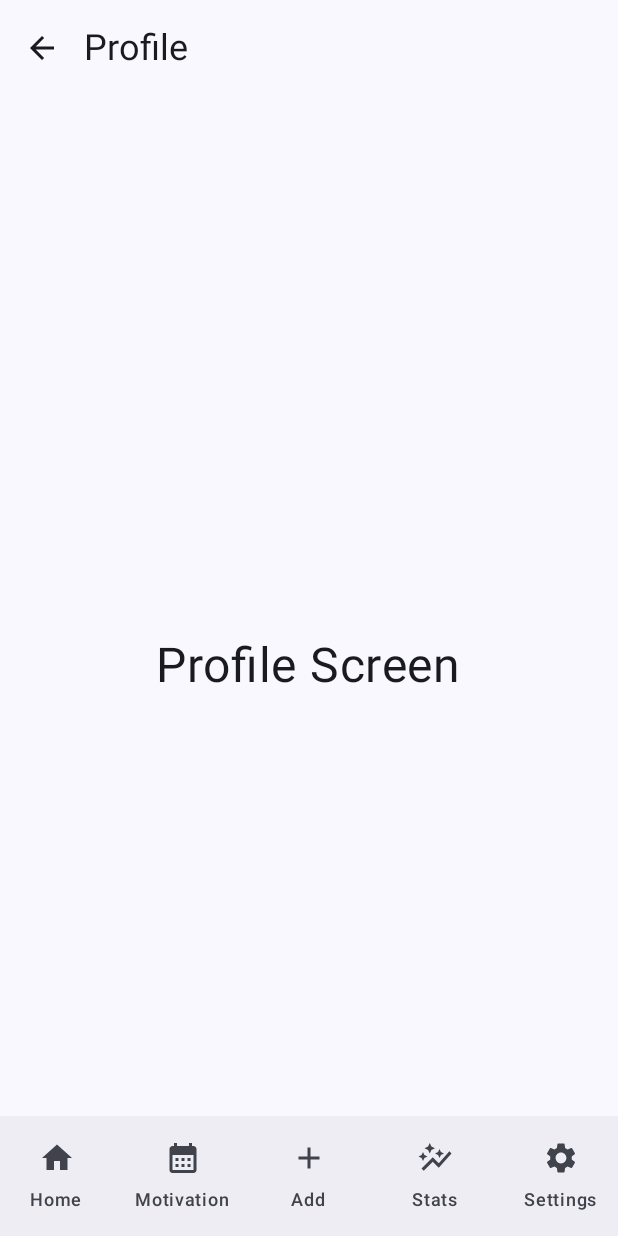
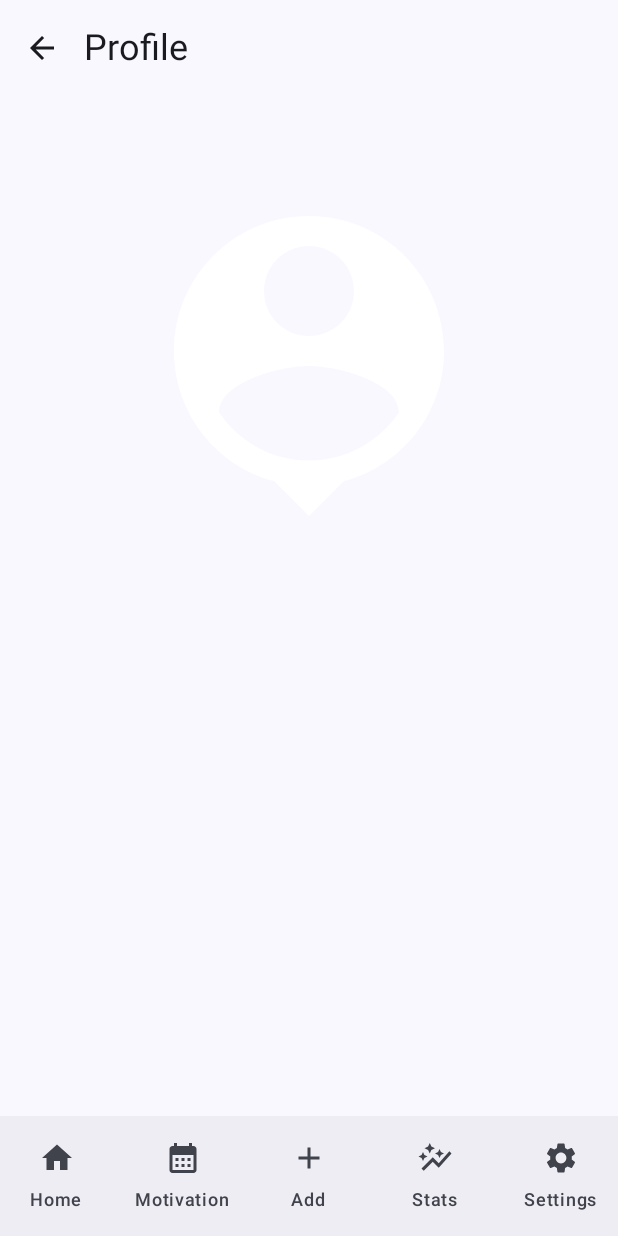
Before and after one commit to gem812/ADDappt, an Android app built with Jetpack Compose: the profile screen opened through its navigation route, on a phone screen of 412 x 824 dp. Run offline under Robolectric (Android 15) with nearby library versions, the phone set to English and light mode, and no system bars.

Commit message:
general outline of profile screen

```diff
--- a/app/src/main/java/com/example/addappt/screens/ProfileScreen.kt
+++ b/app/src/main/java/com/example/addappt/screens/ProfileScreen.kt
@@ -3,19 +3,25 @@ package com.example.addappt.screens
 import android.annotation.SuppressLint
 import androidx.compose.foundation.clickable
 import androidx.compose.foundation.layout.Arrangement
+import androidx.compose.foundation.layout.Box
 import androidx.compose.foundation.layout.Column
 import androidx.compose.foundation.layout.Row
 import androidx.compose.foundation.layout.Spacer
 import androidx.compose.foundation.layout.fillMaxSize
 import androidx.compose.foundation.layout.padding
+import androidx.compose.foundation.layout.size
+import androidx.compose.foundation.layout.width
 import androidx.compose.material3.ExperimentalMaterial3Api
 import androidx.compose.material3.Icon
+import androidx.compose.material3.MaterialTheme
 import androidx.compose.material3.Scaffold
+import androidx.compose.material3.Surface
 import androidx.compose.material3.Text
 import androidx.compose.material3.TopAppBar
 import androidx.compose.runtime.Composable
 import androidx.compose.ui.Alignment
 import androidx.compose.ui.Modifier
+import androidx.compose.ui.graphics.Color
 import androidx.compose.ui.res.painterResource
 import androidx.compose.ui.unit.dp
 import androidx.compose.ui.unit.sp
@@ -30,14 +36,14 @@ class ProfileScreen {
     @SuppressLint("UnusedMaterial3ScaffoldPaddingParameter")
     @OptIn(ExperimentalMaterial3Api::class)
     @Composable
-    fun Create(navController : NavController) {
-        Scaffold (
+    fun Create(navController: NavController) {
+        Scaffold(
             topBar = {
                 TopAppBar(
                     title = {
                         Row(
                             verticalAlignment = Alignment.CenterVertically
-                        ){
+                        ) {
                             Icon(
                                 painter = painterResource(id = R.drawable.ic_arrow_back),
                                 contentDescription = "Arrow back",
@@ -51,16 +57,29 @@ class ProfileScreen {
                 )
             },
             content = {
-                Column(
-                    modifier = Modifier
-                        .padding(it)
-                        .fillMaxSize(),
-                    Arrangement.Center,
-                    Alignment.CenterHorizontally
-                ){
-                    Text("Profile Screen", fontSize = 32.sp)
+                Surface(
+                    modifier = Modifier.padding(it),
+                    color = MaterialTheme.colorScheme.background
+                ) {
+                    Column(
+                        modifier = Modifier.fillMaxSize(),
+                        horizontalAlignment = Alignment.CenterHorizontally,
+                        verticalArrangement = Arrangement.Top
+                    ) {
+                        Icon(
+                            painter = painterResource(id = R.drawable.ic_profile),
+                            contentDescription = "Profile Icon",
+                            modifier = Modifier
+                                .padding(60.dp)
+                                .size(240.dp),
+                            tint = Color.White
+                        )
+
+                    }
                 }
+
             }
         )
     }
+
 }
```
